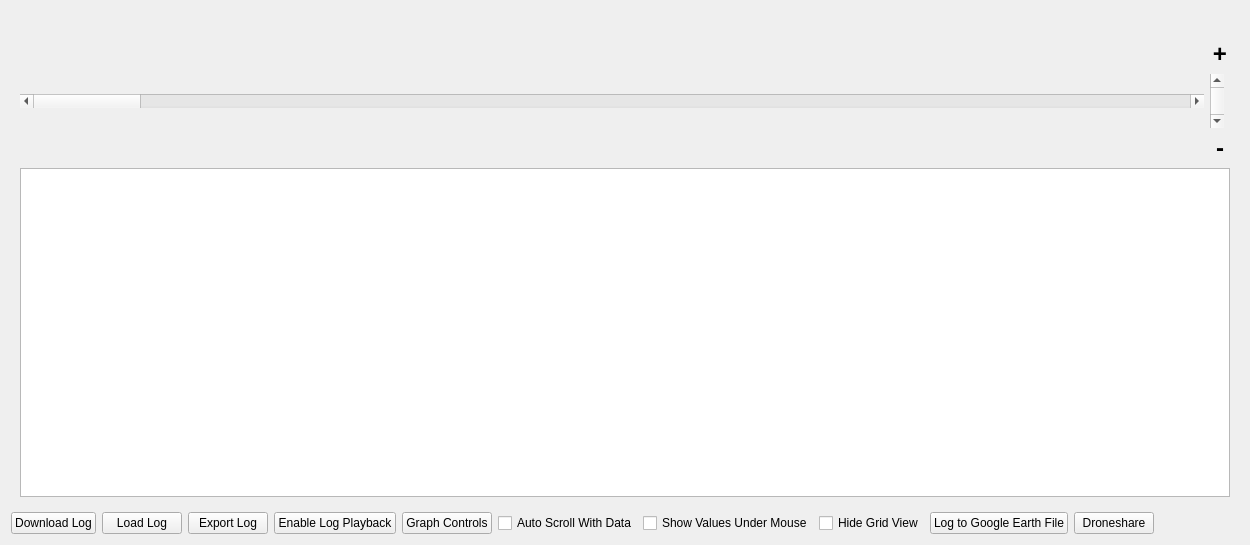
ArduPilot/apm_planner, file src/ui/AP2DataPlot2D.ui: the form before one commit.
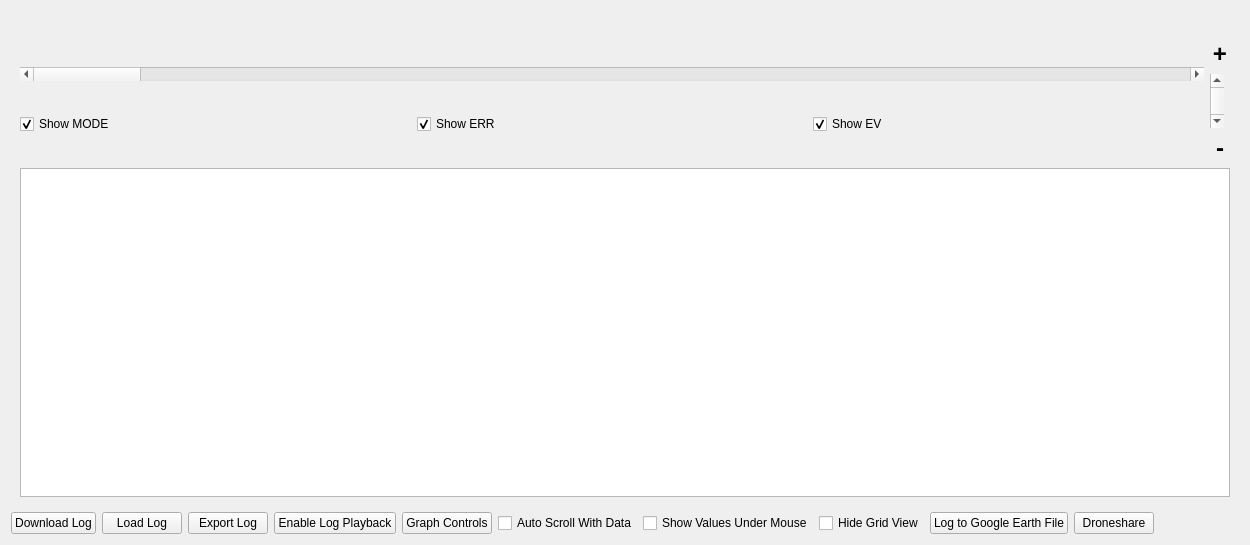
The form after the commit.

Commit message: Graphing: Fixes #110, proper support for ERR, EV, and MODE in graphing

```diff
--- a/src/ui/AP2DataPlot2D.ui
+++ b/src/ui/AP2DataPlot2D.ui
@@ -41,6 +41,40 @@
                   </property>
                  </widget>
                 </item>
+                <item>
+                 <layout class="QHBoxLayout" name="horizontalLayout_4">
+                  <item>
+                   <widget class="QCheckBox" name="modeDisplayCheckBox">
+                    <property name="text">
+                     <string>Show MODE</string>
+                    </property>
+                    <property name="checked">
+                     <bool>true</bool>
+                    </property>
+                   </widget>
+                  </item>
+                  <item>
+                   <widget class="QCheckBox" name="errDisplayCheckBox">
+                    <property name="text">
+                     <string>Show ERR</string>
+                    </property>
+                    <property name="checked">
+                     <bool>true</bool>
+                    </property>
+                   </widget>
+                  </item>
+                  <item>
+                   <widget class="QCheckBox" name="evDisplayCheckBox">
+                    <property name="text">
+                     <string>Show EV</string>
+                    </property>
+                    <property name="checked">
+                     <bool>true</bool>
+                    </property>
+                   </widget>
+                  </item>
+                 </layout>
+                </item>
                </layout>
               </item>
               <item>
```
The commit also changes 4 other files.
